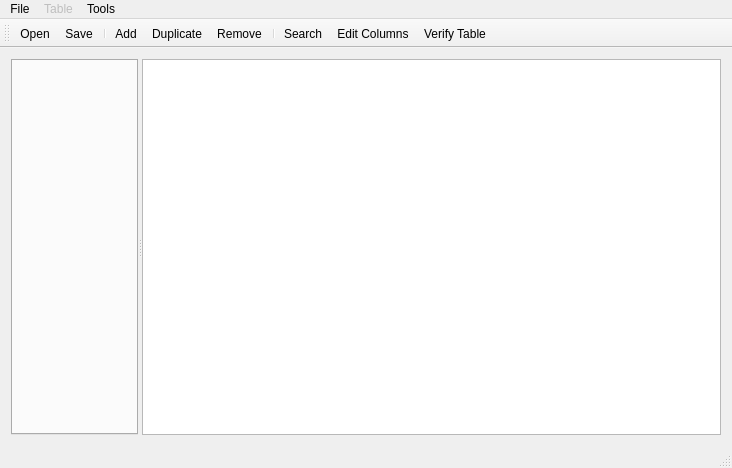
This is mainwindow.ui in ZDisket/ZDEditorRS as Qt 5 draws it before an edit. The edited form follows.
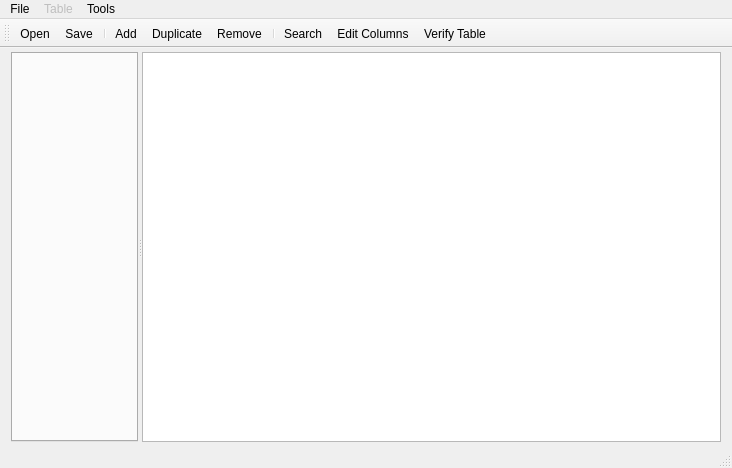
This is the edited form. Icons and pictures are not drawn.

Commit message: Make interface a bit tighter, fix CSV importing.

```diff
--- a/mainwindow.ui
+++ b/mainwindow.ui
@@ -15,6 +15,12 @@
   </property>
   <widget class="QWidget" name="centralWidget">
    <layout class="QHBoxLayout" name="horizontalLayout">
+    <property name="topMargin">
+     <number>4</number>
+    </property>
+    <property name="bottomMargin">
+     <number>4</number>
+    </property>
     <item>
      <widget class="QSplitter" name="splitter">
       <property name="maximumSize">
```
The commit also changes 2 other files.
